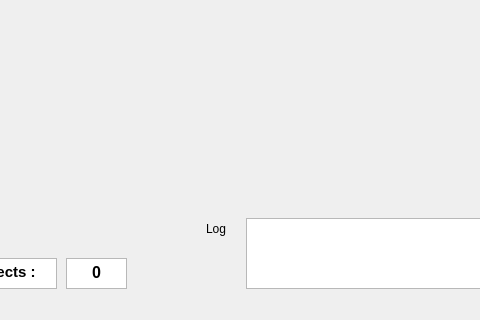
This is app.ui in varaticalexandru/object-detection-project as Qt 5 draws it before an edit; both pictures show x 214 to 694 and y 392 to 712 of the 977 by 712 pixel window. The edited form follows.
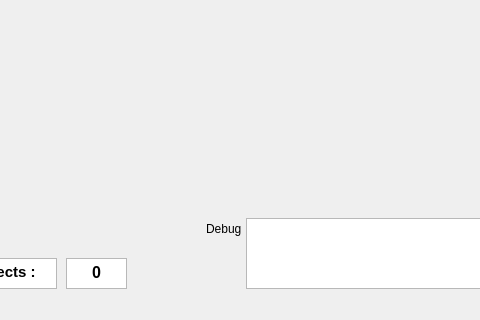
This is the edited form.

Patch:
```diff
--- a/app.ui
+++ b/app.ui
@@ -628,7 +628,7 @@
     </rect>
    </property>
    <property name="text">
-    <string>Log</string>
+    <string>Debug</string>
    </property>
   </widget>
   <widget class="QTextEdit" name="textEdit_log">
```
Left out of the diff: 4 changed lines with no effect on the pictures.
